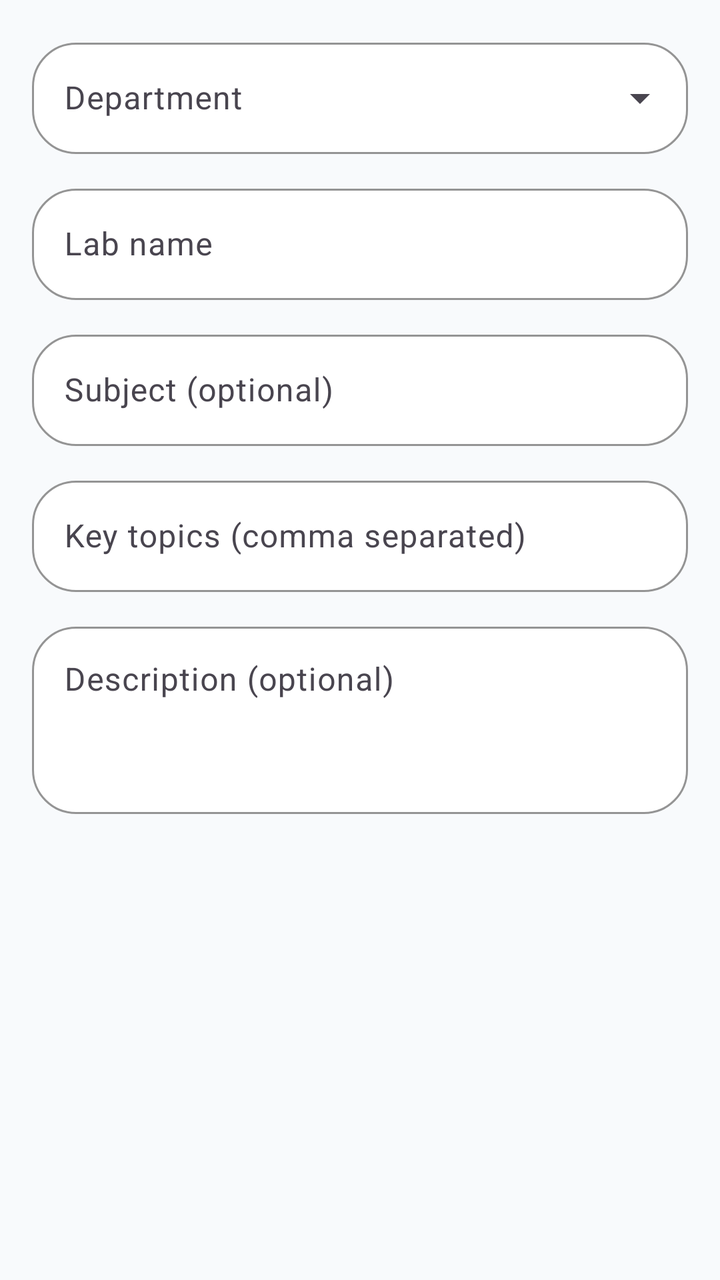
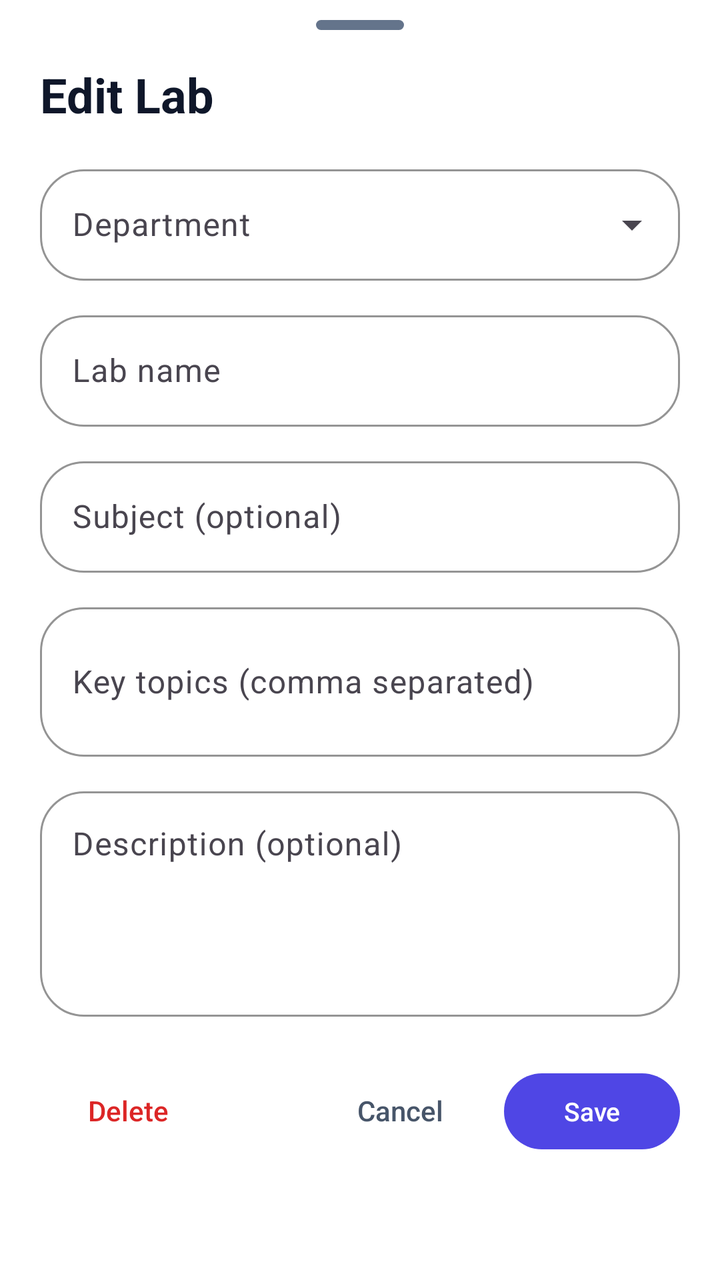

Screens rendered from an Android XML layout before and after an edit, with the pre-edit source and the edit as a unified diff.
<!-- AndroidManifest.xml: application theme Theme.VirtualLabAdmin -->
<!-- res/layout/dialog_lab_edit.xml -->
<?xml version="1.0" encoding="utf-8"?>
<ScrollView xmlns:android="http://schemas.android.com/apk/res/android"
    xmlns:app="http://schemas.android.com/apk/res-auto"
    android:layout_width="match_parent"
    android:layout_height="wrap_content">

    <LinearLayout
        android:layout_width="match_parent"
        android:layout_height="wrap_content"
        android:orientation="vertical"
        android:padding="@dimen/space_md">

        <com.google.android.material.textfield.TextInputLayout
            android:id="@+id/departmentLayout"
            android:layout_width="match_parent"
            android:layout_height="wrap_content"
            android:hint="Department"
            style="@style/Widget.VirtualLab.TextInputLayout.Exposed">

            <com.google.android.material.textfield.MaterialAutoCompleteTextView
                android:id="@+id/departmentInput"
                android:layout_width="match_parent"
                android:layout_height="wrap_content"
                android:inputType="none"
                android:textColor="@color/text_primary" />
        </com.google.android.material.textfield.TextInputLayout>

        <com.google.android.material.textfield.TextInputLayout
            android:layout_width="match_parent"
            android:layout_height="wrap_content"
            android:hint="Lab name"
            android:layout_marginTop="@dimen/space_sm"
            style="@style/Widget.VirtualLab.TextInputLayout.Outlined">

            <com.google.android.material.textfield.TextInputEditText
                android:id="@+id/nameInput"
                android:layout_width="match_parent"
                android:layout_height="wrap_content"
                android:textColor="@color/text_primary" />
        </com.google.android.material.textfield.TextInputLayout>

        <com.google.android.material.textfield.TextInputLayout
            android:layout_width="match_parent"
            android:layout_height="wrap_content"
            android:hint="Subject (optional)"
            android:layout_marginTop="@dimen/space_sm"
            style="@style/Widget.VirtualLab.TextInputLayout.Outlined">

            <com.google.android.material.textfield.TextInputEditText
                android:id="@+id/subjectInput"
                android:layout_width="match_parent"
                android:layout_height="wrap_content"
                android:textColor="@color/text_primary" />
        </com.google.android.material.textfield.TextInputLayout>

        <com.google.android.material.textfield.TextInputLayout
            android:layout_width="match_parent"
            android:layout_height="wrap_content"
            android:hint="Key topics (comma separated)"
            android:layout_marginTop="@dimen/space_sm"
            style="@style/Widget.VirtualLab.TextInputLayout.Outlined">

            <com.google.android.material.textfield.TextInputEditText
                android:id="@+id/topicsInput"
                android:layout_width="match_parent"
                android:layout_height="wrap_content"
                android:textColor="@color/text_primary" />
        </com.google.android.material.textfield.TextInputLayout>

        <com.google.android.material.textfield.TextInputLayout
            android:layout_width="match_parent"
            android:layout_height="wrap_content"
            android:hint="Description (optional)"
            android:layout_marginTop="@dimen/space_sm"
            style="@style/Widget.VirtualLab.TextInputLayout.Outlined">

            <com.google.android.material.textfield.TextInputEditText
                android:id="@+id/descInput"
                android:layout_width="match_parent"
                android:layout_height="wrap_content"
                android:minLines="3"
                android:gravity="top"
                android:textColor="@color/text_primary" />
        </com.google.android.material.textfield.TextInputLayout>

    </LinearLayout>
</ScrollView>
<!-- resources referenced by this layout -->
<resources>
  <color name="text_primary">#0F172A</color>
  <dimen name="space_md">16dp</dimen>
  <dimen name="space_sm">12dp</dimen>
  <style name="Widget.VirtualLab.TextInputLayout.Exposed" parent="Widget.Material3.TextInputLayout.OutlinedBox.ExposedDropdownMenu">
          <item name="boxStrokeColor">@color/stroke</item>
          <item name="hintTextColor">@color/text_muted</item>
          <item name="boxStrokeWidth">1dp</item>
          <item name="boxStrokeWidthFocused">2dp</item>
          <item name="boxCornerRadiusTopStart">@dimen/radius_lg</item>
          <item name="boxCornerRadiusTopEnd">@dimen/radius_lg</item>
          <item name="boxCornerRadiusBottomStart">@dimen/radius_lg</item>
          <item name="boxCornerRadiusBottomEnd">@dimen/radius_lg</item>
          <item name="boxBackgroundColor">@android:color/white</item>
      </style>
  <style name="Widget.VirtualLab.TextInputLayout.Outlined" parent="Widget.Material3.TextInputLayout.OutlinedBox">
          <item name="boxStrokeColor">@color/stroke</item>
          <item name="hintTextColor">@color/text_muted</item>
          <item name="boxStrokeWidth">1dp</item>
          <item name="boxStrokeWidthFocused">2dp</item>
          <item name="boxCornerRadiusTopStart">@dimen/radius_lg</item>
          <item name="boxCornerRadiusTopEnd">@dimen/radius_lg</item>
          <item name="boxCornerRadiusBottomStart">@dimen/radius_lg</item>
          <item name="boxCornerRadiusBottomEnd">@dimen/radius_lg</item>
          <item name="boxBackgroundColor">@android:color/white</item>
      </style>
  <color name="stroke">#E2E8F0</color>
  <color name="text_muted">#475569</color>
  <dimen name="radius_lg">22dp</dimen>
  <color name="brand">#4F46E5</color>
  <color name="bg_surface">#FFFFFF</color>
  <color name="bg_dark">#F8FAFC</color>
  <style name="Widget.VirtualLab.Button" parent="Widget.Material3.Button">
          <item name="android:textAllCaps">false</item>
          <item name="android:insetLeft">0dp</item>
          <item name="android:insetRight">0dp</item>
          <item name="android:insetTop">0dp</item>
          <item name="android:insetBottom">0dp</item>
          <item name="android:minHeight">@dimen/btn_h</item>
          <item name="cornerRadius">@dimen/radius_lg</item>
          <item name="android:letterSpacing">0</item>
          <item name="elevation">0dp</item>
      </style>
  <style name="Widget.VirtualLab.Card" parent="Widget.Material3.CardView.Outlined">
          <item name="cardBackgroundColor">@color/bg_surface</item>
          <item name="strokeColor">@color/stroke</item>
          <item name="strokeWidth">1dp</item>
          <item name="cardCornerRadius">@dimen/radius_lg</item>
          <item name="cardElevation">2dp</item>
          <item name="cardUseCompatPadding">true</item>
      </style>
  <dimen name="btn_h">54dp</dimen>
  <!-- unchanged entries left out for length: 1 -->
</resources>

<!-- the commit's change to res/layout/dialog_lab_edit.xml (unified diff, before → after) -->
@@ -1,87 +1,160 @@
 <?xml version="1.0" encoding="utf-8"?>
-<ScrollView xmlns:android="http://schemas.android.com/apk/res/android"
+<LinearLayout xmlns:android="http://schemas.android.com/apk/res/android"
     xmlns:app="http://schemas.android.com/apk/res-auto"
     android:layout_width="match_parent"
-    android:layout_height="wrap_content">
+    android:layout_height="wrap_content"
+    android:background="@android:color/white"
+    android:orientation="vertical"
+    android:paddingBottom="@dimen/space_lg">
+
+    <View
+        android:layout_width="44dp"
+        android:layout_height="5dp"
+        android:layout_gravity="center_horizontal"
+        android:layout_marginTop="10dp"
+        android:background="@drawable/bg_gesture_bar" />
+
+    <TextView
+        android:id="@+id/formTitle"
+        android:layout_width="match_parent"
+        android:layout_height="wrap_content"
+        android:layout_marginStart="@dimen/space_lg"
+        android:layout_marginTop="@dimen/space_md"
+        android:layout_marginEnd="@dimen/space_lg"
+        android:text="Edit Lab"
+        android:textColor="@color/text_primary"
+        android:textSize="24sp"
+        android:textStyle="bold" />
+
+    <androidx.core.widget.NestedScrollView
+        android:layout_width="match_parent"
+        android:layout_height="wrap_content"
+        android:fillViewport="true">
+
+        <LinearLayout
+            android:layout_width="match_parent"
+            android:layout_height="wrap_content"
+            android:orientation="vertical"
+            android:paddingStart="@dimen/space_lg"
+            android:paddingTop="@dimen/space_md"
+            android:paddingEnd="@dimen/space_lg">
+
+            <com.google.android.material.textfield.TextInputLayout
+                android:id="@+id/departmentLayout"
+                style="@style/Widget.VirtualLab.TextInputLayout.Exposed"
+                android:layout_width="match_parent"
+                android:layout_height="wrap_content"
+                android:hint="Department">
+
+                <com.google.android.material.textfield.MaterialAutoCompleteTextView
+                    android:id="@+id/departmentInput"
+                    android:layout_width="match_parent"
+                    android:layout_height="wrap_content"
+                    android:dropDownHeight="280dp"
+                    android:dropDownVerticalOffset="8dp"
+                    android:inputType="none"
+                    android:popupBackground="@drawable/bg_dropdown_popup"
+                    android:textColor="@color/text_primary" />
+            </com.google.android.material.textfield.TextInputLayout>
+
+            <com.google.android.material.textfield.TextInputLayout
+                style="@style/Widget.VirtualLab.TextInputLayout.Outlined"
+                android:layout_width="match_parent"
+                android:layout_height="wrap_content"
+                android:layout_marginTop="@dimen/space_sm"
+                android:hint="Lab name">
+
+                <com.google.android.material.textfield.TextInputEditText
+                    android:id="@+id/nameInput"
+                    android:layout_width="match_parent"
+                    android:layout_height="wrap_content"
+                    android:textColor="@color/text_primary" />
+            </com.google.android.material.textfield.TextInputLayout>
+
+            <com.google.android.material.textfield.TextInputLayout
+                style="@style/Widget.VirtualLab.TextInputLayout.Outlined"
+                android:layout_width="match_parent"
+                android:layout_height="wrap_content"
+                android:layout_marginTop="@dimen/space_sm"
+                android:hint="Subject (optional)">
+
+                <com.google.android.material.textfield.TextInputEditText
+                    android:id="@+id/subjectInput"
+                    android:layout_width="match_parent"
+                    android:layout_height="wrap_content"
+                    android:textColor="@color/text_primary" />
+            </com.google.android.material.textfield.TextInputLayout>
+
+            <com.google.android.material.textfield.TextInputLayout
+                style="@style/Widget.VirtualLab.TextInputLayout.Outlined"
+                android:layout_width="match_parent"
+                android:layout_height="wrap_content"
+                android:layout_marginTop="@dimen/space_sm"
+                android:hint="Key topics (comma separated)">
+
+                <com.google.android.material.textfield.TextInputEditText
+                    android:id="@+id/topicsInput"
+                    android:layout_width="match_parent"
+                    android:layout_height="wrap_content"
+                    android:minLines="2"
+                    android:textColor="@color/text_primary" />
+            </com.google.android.material.textfield.TextInputLayout>
+
+            <com.google.android.material.textfield.TextInputLayout
+                style="@style/Widget.VirtualLab.TextInputLayout.Outlined"
+                android:layout_width="match_parent"
+                android:layout_height="wrap_content"
+                android:layout_marginTop="@dimen/space_sm"
+                android:hint="Description (optional)">
+
+                <com.google.android.material.textfield.TextInputEditText
+                    android:id="@+id/descInput"
+                    android:layout_width="match_parent"
+                    android:layout_height="wrap_content"
+                    android:gravity="top"
+                    android:minLines="4"
+                    android:textColor="@color/text_primary" />
+            </com.google.android.material.textfield.TextInputLayout>
+        </LinearLayout>
+    </androidx.core.widget.NestedScrollView>
 
     <LinearLayout
         android:layout_width="match_parent"
         android:layout_height="wrap_content"
-        android:orientation="vertical"
-        android:padding="@dimen/space_md">
+        android:layout_marginTop="@dimen/space_lg"
+        android:orientation="horizontal"
+        android:paddingStart="@dimen/space_lg"
+        android:paddingEnd="@dimen/space_lg">
 
-        <com.google.android.material.textfield.TextInputLayout
-            android:id="@+id/departmentLayout"
-            android:layout_width="match_parent"
-            android:layout_height="wrap_content"
-            android:hint="Department"
-            style="@style/Widget.VirtualLab.TextInputLayout.Exposed">
+        <com.google.android.material.button.MaterialButton
+            android:id="@+id/deleteBtn"
+            style="@style/Widget.Material3.Button.TextButton"
+            android:layout_width="wrap_content"
+            android:layout_height="@dimen/btn_h"
+            android:text="Delete"
+            android:textColor="@color/danger" />
 
-            <com.google.android.material.textfield.MaterialAutoCompleteTextView
-                android:id="@+id/departmentInput"
-                android:layout_width="match_parent"
-                android:layout_height="wrap_content"
-                android:inputType="none"
-                android:textColor="@color/text_primary" />
-        </com.google.android.material.textfield.TextInputLayout>
+        <Space
+            android:layout_width="0dp"
+            android:layout_height="1dp"
+            android:layout_weight="1" />
 
-        <com.google.android.material.textfield.TextInputLayout
-            android:layout_width="match_parent"
-            android:layout_height="wrap_content"
-            android:hint="Lab name"
-            android:layout_marginTop="@dimen/space_sm"
-            style="@style/Widget.VirtualLab.TextInputLayout.Outlined">
+        <com.google.android.material.button.MaterialButton
+            android:id="@+id/cancelBtn"
+            style="@style/Widget.Material3.Button.TextButton"
+            android:layout_width="wrap_content"
+            android:layout_height="@dimen/btn_h"
+            android:text="Cancel"
+            android:textColor="@color/text_muted" />
 
-            <com.google.android.material.textfield.TextInputEditText
-                android:id="@+id/nameInput"
-                android:layout_width="match_parent"
-                android:layout_height="wrap_content"
-                android:textColor="@color/text_primary" />
-        </com.google.android.material.textfield.TextInputLayout>
-
-        <com.google.android.material.textfield.TextInputLayout
-            android:layout_width="match_parent"
-            android:layout_height="wrap_content"
-            android:hint="Subject (optional)"
-            android:layout_marginTop="@dimen/space_sm"
-            style="@style/Widget.VirtualLab.TextInputLayout.Outlined">
-
-            <com.google.android.material.textfield.TextInputEditText
-                android:id="@+id/subjectInput"
-                android:layout_width="match_parent"
-                android:layout_height="wrap_content"
-                android:textColor="@color/text_primary" />
-        </com.google.android.material.textfield.TextInputLayout>
-
-        <com.google.android.material.textfield.TextInputLayout
-            android:layout_width="match_parent"
-            android:layout_height="wrap_content"
-            android:hint="Key topics (comma separated)"
-            android:layout_marginTop="@dimen/space_sm"
-            style="@style/Widget.VirtualLab.TextInputLayout.Outlined">
-
-            <com.google.android.material.textfield.TextInputEditText
-                android:id="@+id/topicsInput"
-                android:layout_width="match_parent"
-                android:layout_height="wrap_content"
-                android:textColor="@color/text_primary" />
-        </com.google.android.material.textfield.TextInputLayout>
-
-        <com.google.android.material.textfield.TextInputLayout
-            android:layout_width="match_parent"
-            android:layout_height="wrap_content"
-            android:hint="Description (optional)"
-            android:layout_marginTop="@dimen/space_sm"
-            style="@style/Widget.VirtualLab.TextInputLayout.Outlined">
-
-            <com.google.android.material.textfield.TextInputEditText
-                android:id="@+id/descInput"
-                android:layout_width="match_parent"
-                android:layout_height="wrap_content"
-                android:minLines="3"
-                android:gravity="top"
-                android:textColor="@color/text_primary" />
-        </com.google.android.material.textfield.TextInputLayout>
-
+        <com.google.android.material.button.MaterialButton
+            android:id="@+id/saveBtn"
+            style="@style/Widget.VirtualLab.Button.Small"
+            android:layout_width="wrap_content"
+            android:layout_height="@dimen/btn_h_sm"
+            android:layout_marginStart="8dp"
+            android:text="Save"
+            android:textColor="@android:color/white"
+            app:backgroundTint="@color/brand" />
     </LinearLayout>
-</ScrollView>
+</LinearLayout>
<!-- resource entries referenced after the edit -->
@@ -3,6 +3,27 @@
   <color name="text_primary">#0F172A</color>
   <dimen name="space_md">16dp</dimen>
   <dimen name="space_sm">12dp</dimen>
+  <!-- drawable bg_dropdown_popup (drawable) -->
+  <?xml version="1.0" encoding="utf-8"?>
+  <shape xmlns:android="http://schemas.android.com/apk/res/android">
+      <solid android:color="@android:color/white" />
+      <stroke
+          android:width="1dp"
+          android:color="@color/stroke" />
+      <corners android:radius="20dp" />
+  </shape>
+  <!-- drawable bg_gesture_bar (drawable) -->
+  <?xml version="1.0" encoding="utf-8"?>
+  <shape xmlns:android="http://schemas.android.com/apk/res/android">
+      <solid android:color="#64748B" />
+      <corners android:radius="999dp" />
+  </shape>
+  <style name="Widget.VirtualLab.Button.Small" parent="Widget.VirtualLab.Button">
+          <item name="android:minHeight">@dimen/btn_h_sm</item>
+          <item name="android:textSize">13sp</item>
+          <item name="android:paddingLeft">@dimen/space_sm</item>
+          <item name="android:paddingRight">@dimen/space_sm</item>
+      </style>
   <style name="Widget.VirtualLab.TextInputLayout.Exposed" parent="Widget.Material3.TextInputLayout.OutlinedBox.ExposedDropdownMenu">
           <item name="boxStrokeColor">@color/stroke</item>
           <item name="hintTextColor">@color/text_muted</item>
@@ -29,6 +50,7 @@
   <color name="text_muted">#475569</color>
   <dimen name="radius_lg">22dp</dimen>
   <color name="brand">#4F46E5</color>
+  <color name="danger">#DC2626</color>
   <color name="bg_surface">#FFFFFF</color>
   <color name="bg_dark">#F8FAFC</color>
   <style name="Widget.VirtualLab.Button" parent="Widget.Material3.Button">
@@ -51,6 +73,8 @@
           <item name="cardUseCompatPadding">true</item>
       </style>
   <dimen name="btn_h">54dp</dimen>
+  <dimen name="btn_h_sm">38dp</dimen>
+  <dimen name="space_lg">20dp</dimen>
   <!-- unchanged entries left out for length: 1 -->
 </resources>
 
